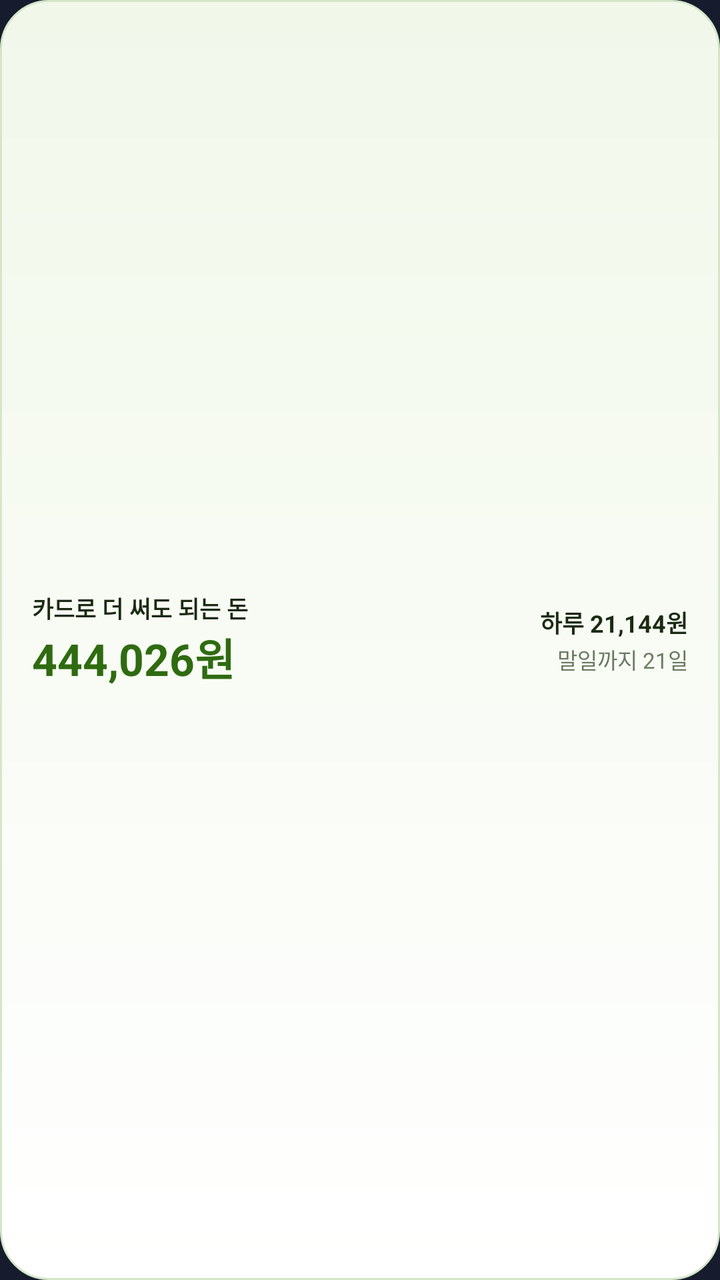
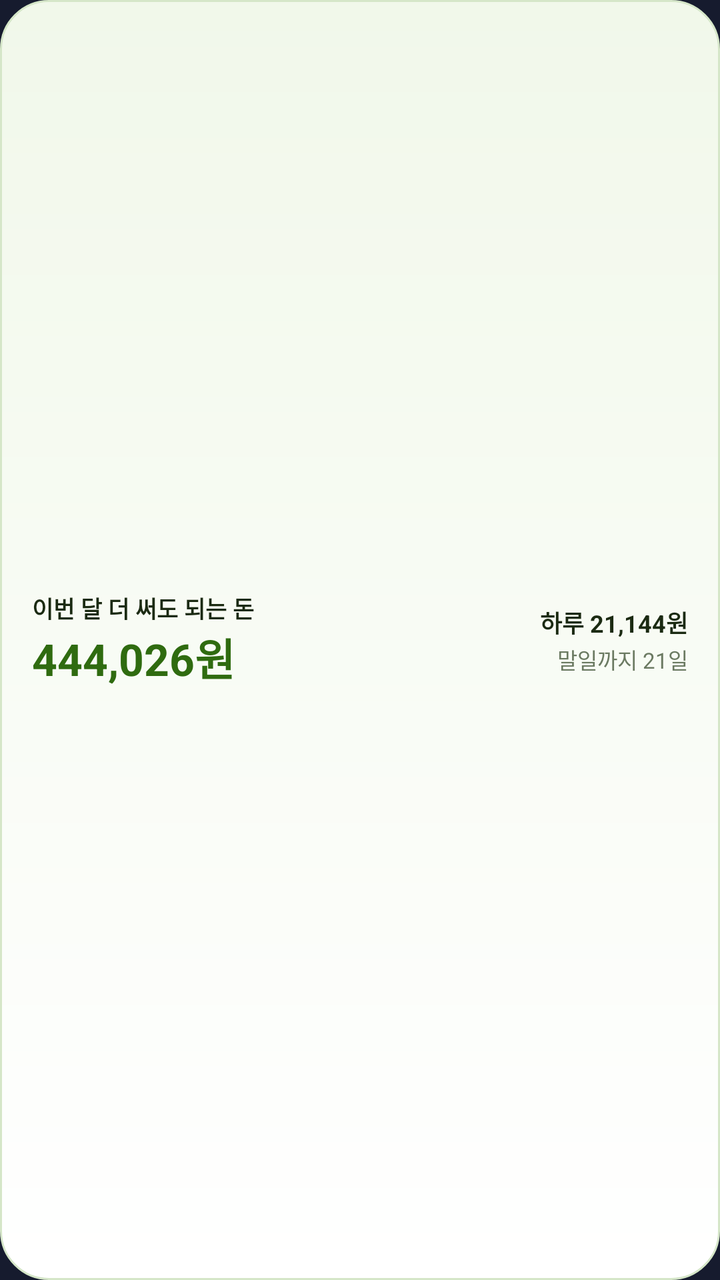

Two renders of the same Android screen: before a commit and after it. Below are the layout's source before the change and the commit's diff.
<!-- AndroidManifest.xml: application theme Theme.Passbook -->
<!-- res/layout/widget_w51.xml -->
<?xml version="1.0" encoding="utf-8"?>
<LinearLayout xmlns:android="http://schemas.android.com/apk/res/android" android:id="@+id/widget_root" android:layout_width="match_parent" android:layout_height="match_parent" android:orientation="horizontal" android:gravity="center_vertical" android:background="@drawable/w_card" android:paddingStart="16dp" android:paddingEnd="16dp"><LinearLayout android:layout_width="0dp" android:layout_height="wrap_content" android:layout_weight="1" android:orientation="vertical"><TextView android:id="@+id/w_title" android:layout_width="match_parent" android:layout_height="wrap_content" android:includeFontPadding="false" android:maxLines="1" android:ellipsize="end" android:textColor="#1B2A12" android:textSize="11.5sp" android:textStyle="bold" android:text="카드로 더 써도 되는 돈" /><TextView android:id="@+id/w_amount" android:layout_width="match_parent" android:layout_height="wrap_content" android:includeFontPadding="false" android:maxLines="1" android:ellipsize="end" android:textColor="#2F6B10" android:textSize="22sp" android:textStyle="bold" android:autoSizeTextType="uniform" android:autoSizeMinTextSize="13sp" android:autoSizeMaxTextSize="22sp" android:text="444,026원" /></LinearLayout><LinearLayout android:layout_width="wrap_content" android:layout_height="wrap_content" android:orientation="vertical" android:gravity="end"><TextView android:id="@+id/w_per" android:layout_width="wrap_content" android:layout_height="wrap_content" android:includeFontPadding="false" android:maxLines="1" android:ellipsize="end" android:textColor="#1B2A12" android:textSize="12sp" android:textStyle="bold" android:gravity="end" android:text="하루 21,144원" /><TextView android:id="@+id/w_sub" android:layout_width="wrap_content" android:layout_height="wrap_content" android:includeFontPadding="false" android:maxLines="1" android:ellipsize="end" android:textColor="#6B7A62" android:textSize="11sp" android:layout_marginTop="2dp" android:gravity="end" android:text="말일까지 21일" /></LinearLayout></LinearLayout>
<!-- resources referenced by this layout -->
<resources>
  <!-- drawable w_card (drawable) -->
  <?xml version="1.0" encoding="utf-8"?>
  <shape xmlns:android="http://schemas.android.com/apk/res/android" android:shape="rectangle"><gradient android:angle="270" android:startColor="#F1F8EA" android:endColor="#FFFFFF" android:type="linear" /><corners android:radius="24dp" /><stroke android:width="1dp" android:color="#D5E6C8" /></shape>
  <style name="Theme.Passbook" parent="android:Theme.Material.NoActionBar">
          <item name="android:windowBackground">#161B2E</item>
          <item name="android:statusBarColor">#161B2E</item>
          <item name="android:navigationBarColor">#161B2E</item>
      </style>
</resources>

<!-- the commit's change to res/layout/widget_w51.xml (unified diff, before → after) -->
@@ -1,2 +1,2 @@
 <?xml version="1.0" encoding="utf-8"?>
-<LinearLayout xmlns:android="http://schemas.android.com/apk/res/android" android:id="@+id/widget_root" android:layout_width="match_parent" android:layout_height="match_parent" android:orientation="horizontal" android:gravity="center_vertical" android:background="@drawable/w_card" android:paddingStart="16dp" android:paddingEnd="16dp"><LinearLayout android:layout_width="0dp" android:layout_height="wrap_content" android:layout_weight="1" android:orientation="vertical"><TextView android:id="@+id/w_title" android:layout_width="match_parent" android:layout_height="wrap_content" android:includeFontPadding="false" android:maxLines="1" android:ellipsize="end" android:textColor="#1B2A12" android:textSize="11.5sp" android:textStyle="bold" android:text="카드로 더 써도 되는 돈" /><TextView android:id="@+id/w_amount" android:layout_width="match_parent" android:layout_height="wrap_content" android:includeFontPadding="false" android:maxLines="1" android:ellipsize="end" android:textColor="#2F6B10" android:textSize="22sp" android:textStyle="bold" android:autoSizeTextType="uniform" android:autoSizeMinTextSize="13sp" android:autoSizeMaxTextSize="22sp" android:text="444,026원" /></LinearLayout><LinearLayout android:layout_width="wrap_content" android:layout_height="wrap_content" android:orientation="vertical" android:gravity="end"><TextView android:id="@+id/w_per" android:layout_width="wrap_content" android:layout_height="wrap_content" android:includeFontPadding="false" android:maxLines="1" android:ellipsize="end" android:textColor="#1B2A12" android:textSize="12sp" android:textStyle="bold" android:gravity="end" android:text="하루 21,144원" /><TextView android:id="@+id/w_sub" android:layout_width="wrap_content" android:layout_height="wrap_content" android:includeFontPadding="false" android:maxLines="1" android:ellipsize="end" android:textColor="#6B7A62" android:textSize="11sp" android:layout_marginTop="2dp" android:gravity="end" android:text="말일까지 21일" /></LinearLayout></LinearLayout>
+<LinearLayout xmlns:android="http://schemas.android.com/apk/res/android" android:id="@+id/widget_root" android:layout_width="match_parent" android:layout_height="match_parent" android:orientation="horizontal" android:gravity="center_vertical" android:background="@drawable/w_card" android:paddingStart="16dp" android:paddingEnd="16dp"><LinearLayout android:layout_width="0dp" android:layout_height="wrap_content" android:layout_weight="1" android:orientation="vertical"><TextView android:id="@+id/w_title" android:layout_width="match_parent" android:layout_height="wrap_content" android:includeFontPadding="false" android:maxLines="1" android:ellipsize="end" android:textColor="#1B2A12" android:textSize="11.5sp" android:textStyle="bold" android:text="이번 달 더 써도 되는 돈" /><TextView android:id="@+id/w_amount" android:layout_width="match_parent" android:layout_height="wrap_content" android:includeFontPadding="false" android:maxLines="1" android:ellipsize="end" android:textColor="#2F6B10" android:textSize="22sp" android:textStyle="bold" android:autoSizeTextType="uniform" android:autoSizeMinTextSize="13sp" android:autoSizeMaxTextSize="22sp" android:text="444,026원" /></LinearLayout><LinearLayout android:layout_width="wrap_content" android:layout_height="wrap_content" android:orientation="vertical" android:gravity="end"><TextView android:id="@+id/w_per" android:layout_width="wrap_content" android:layout_height="wrap_content" android:includeFontPadding="false" android:maxLines="1" android:ellipsize="end" android:textColor="#1B2A12" android:textSize="12sp" android:textStyle="bold" android:gravity="end" android:text="하루 21,144원" /><TextView android:id="@+id/w_sub" android:layout_width="wrap_content" android:layout_height="wrap_content" android:includeFontPadding="false" android:maxLines="1" android:ellipsize="end" android:textColor="#6B7A62" android:textSize="11sp" android:layout_marginTop="2dp" android:gravity="end" android:text="말일까지 21일" /></LinearLayout></LinearLayout>
